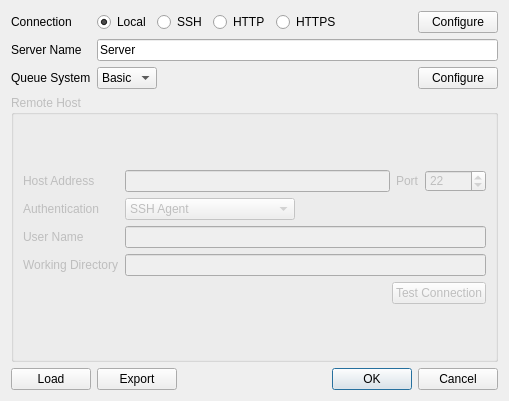
nutjunkie/IQmol, file src/Process/ServerConfigurationDialog.ui: the form before one commit.
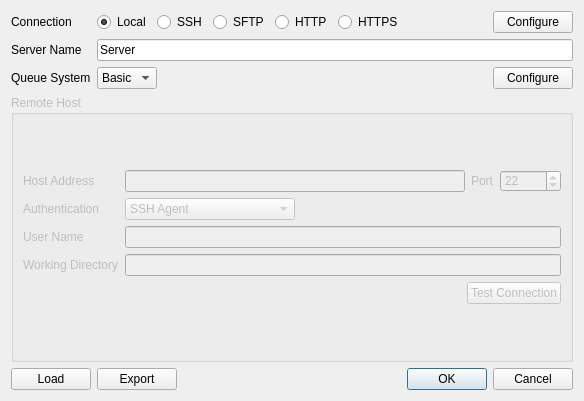
The form after the commit.

Commit message: SFTP get routines implemented

Diff of the .ui file:
```diff
--- a/src/Process/ServerConfigurationDialog.ui
+++ b/src/Process/ServerConfigurationDialog.ui
@@ -9,7 +9,7 @@
    <rect>
     <x>0</x>
     <y>0</y>
-    <width>509</width>
+    <width>584</width>
     <height>401</height>
    </rect>
   </property>
@@ -169,6 +169,13 @@
          </property>
         </widget>
        </item>
+       <item>
+        <widget class="QRadioButton" name="sftpRadioButton">
+         <property name="text">
+          <string>SFTP</string>
+         </property>
+        </widget>
+       </item>
        <item>
         <widget class="QRadioButton" name="httpRadioButton">
          <property name="text">
```
The commit also changes 9 other files.
